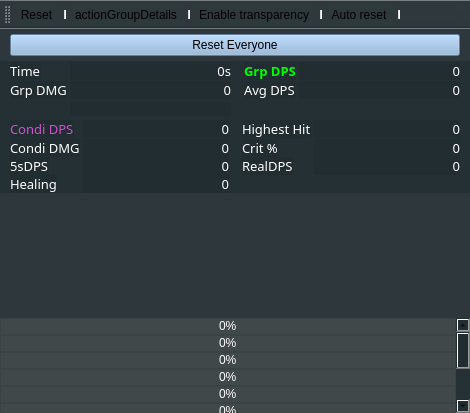
Above: mainwindow.ui from Tyrox92/Gw2SPECS before the change. Below: the same form after it.
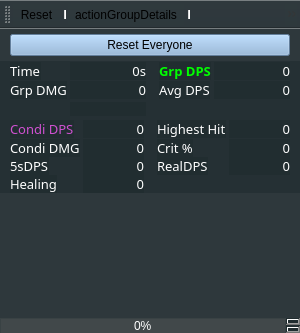
That is the form after the change. Icons and pictures are not drawn. Custom widgets are drawn as their Qt base class.

```diff
--- a/mainwindow.ui
+++ b/mainwindow.ui
@@ -9,8 +9,8 @@
    <rect>
     <x>0</x>
     <y>0</y>
-    <width>470</width>
-    <height>413</height>
+    <width>300</width>
+    <height>319</height>
    </rect>
   </property>
   <property name="sizePolicy">
@@ -27,7 +27,7 @@
   </property>
   <property name="maximumSize">
    <size>
-    <width>500</width>
+    <width>600</width>
     <height>800</height>
    </size>
   </property>
@@ -476,7 +476,7 @@
           <item row="2" column="2">
            <widget class="QLabel" name="labelInfo">
             <property name="sizePolicy">
-             <sizepolicy hsizetype="Preferred" vsizetype="Fixed">
+             <sizepolicy hsizetype="MinimumExpanding" vsizetype="Fixed">
               <horstretch>0</horstretch>
               <verstretch>0</verstretch>
              </sizepolicy>
@@ -493,7 +493,8 @@
              </font>
             </property>
             <property name="styleSheet">
-             <string notr="true">color: rgb(0, 255, 0);</string>
+             <string notr="true">color: rgb(0, 255, 0);
+text-align:right;</string>
             </property>
             <property name="frameShape">
              <enum>QFrame::NoFrame</enum>
@@ -616,14 +617,14 @@
           <item row="2" column="1">
            <widget class="QPushButton" name="pushButton">
             <property name="sizePolicy">
-             <sizepolicy hsizetype="Fixed" vsizetype="Fixed">
+             <sizepolicy hsizetype="Minimum" vsizetype="Fixed">
               <horstretch>0</horstretch>
               <verstretch>0</verstretch>
              </sizepolicy>
             </property>
             <property name="maximumSize">
              <size>
-              <width>20</width>
+              <width>16777215</width>
               <height>20</height>
              </size>
             </property>
@@ -631,7 +632,7 @@
              <enum>Qt::LeftToRight</enum>
             </property>
             <property name="styleSheet">
-             <string notr="true"/>
+             <string notr="true">text-align:left;</string>
             </property>
             <property name="text">
              <string/>
@@ -1363,7 +1364,7 @@
            <rect>
             <x>0</x>
             <y>0</y>
-            <width>453</width>
+            <width>283</width>
             <height>180</height>
            </rect>
           </property>
```
